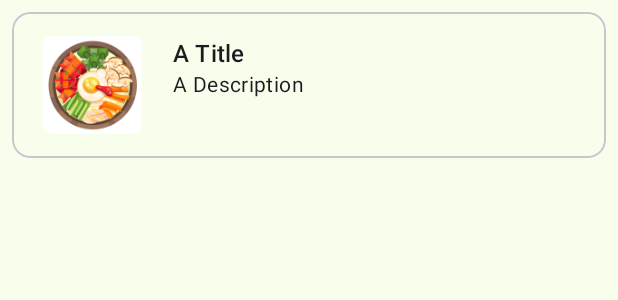
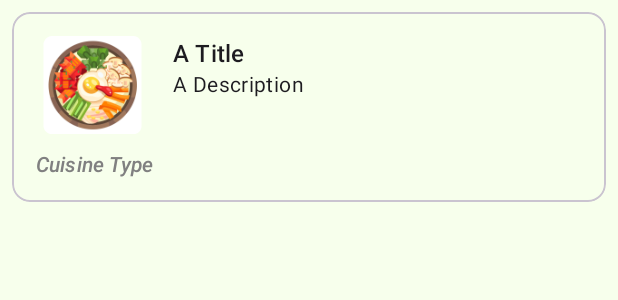
Before and after one commit to mobile-app-dev-1/FoodRecipe, an Android app: the layout card_foodrecipe.xml on its own in the app's theme, with its tools: preview values and no code run, on a phone screen of 412 x 824 dp. Shown: the top 300 px of the screen. Run offline under Robolectric (Android 15) with nearby library versions, the light colour scheme and no system bars.

Commit message:
cuisine type in card view

```diff
--- a/app/src/main/java/ie/setu/foodrecipe/adapters/FoodRecipeAdapter.kt
+++ b/app/src/main/java/ie/setu/foodrecipe/adapters/FoodRecipeAdapter.kt
@@ -35,6 +35,7 @@ class FoodRecipeAdapter constructor(private var recipes: List<RecipeModel>, priv
         fun bind(recipe: RecipeModel, listener: FoodRecipeListener) {
             binding.foodRecipeTitle.text = recipe.title
             binding.foodRecipeDescription.text = recipe.description
+            binding.foodRecipeCardCuisine.text = recipe.cuisine
             Picasso.get()
                 .load(recipe.image)
                 .into(binding.recipeImage)
--- a/app/src/main/res/layout/card_foodrecipe.xml
+++ b/app/src/main/res/layout/card_foodrecipe.xml
@@ -10,8 +10,14 @@
     <LinearLayout
         android:layout_width="match_parent"
         android:layout_height="wrap_content"
-        android:orientation="horizontal"
+        android:orientation="vertical"
         android:padding="16dp">
+
+        <!-- Your existing layout -->
+        <LinearLayout
+            android:layout_width="match_parent"
+            android:layout_height="wrap_content"
+            android:orientation="horizontal">
 
             <!-- ImageView on the left side -->
             <ImageView
@@ -44,4 +50,23 @@
             </RelativeLayout>
         </LinearLayout>
 
+        <!-- New LinearLayout for attributes/tags -->
+        <LinearLayout
+            android:layout_width="match_parent"
+            android:layout_height="wrap_content"
+            android:orientation="horizontal"
+            android:paddingTop="10dp">
+
+            <TextView
+                android:id="@+id/foodRecipe_card_Cuisine"
+                android:layout_width="wrap_content"
+                android:layout_height="wrap_content"
+                android:textAppearance="?attr/textAppearanceTitleSmall"
+                android:textSize="14sp"
+                android:textStyle="italic"
+                android:textColor="#808080"
+                tools:text="Cuisine Type" />
+        </LinearLayout>
+    </LinearLayout>
+
 </com.google.android.material.card.MaterialCardView>
```
Lines whose indentation alone changed are shown as unchanged.
